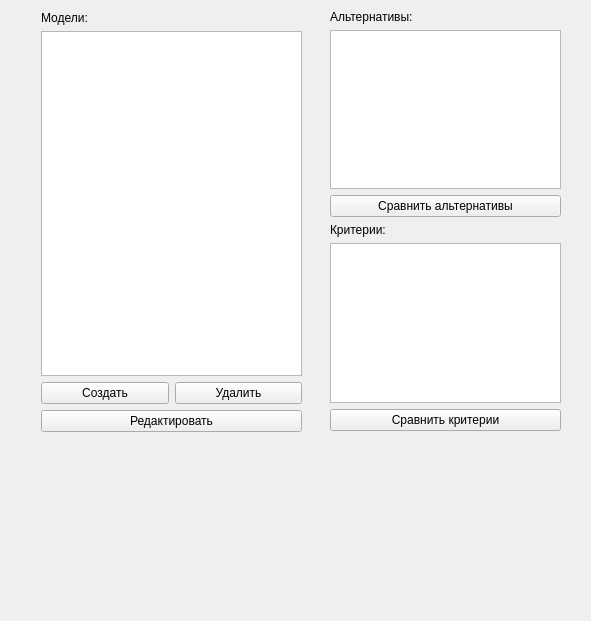
braubergiag/decision-models, file trunk/core/src/ui/StartMenu.ui: the form before one commit.
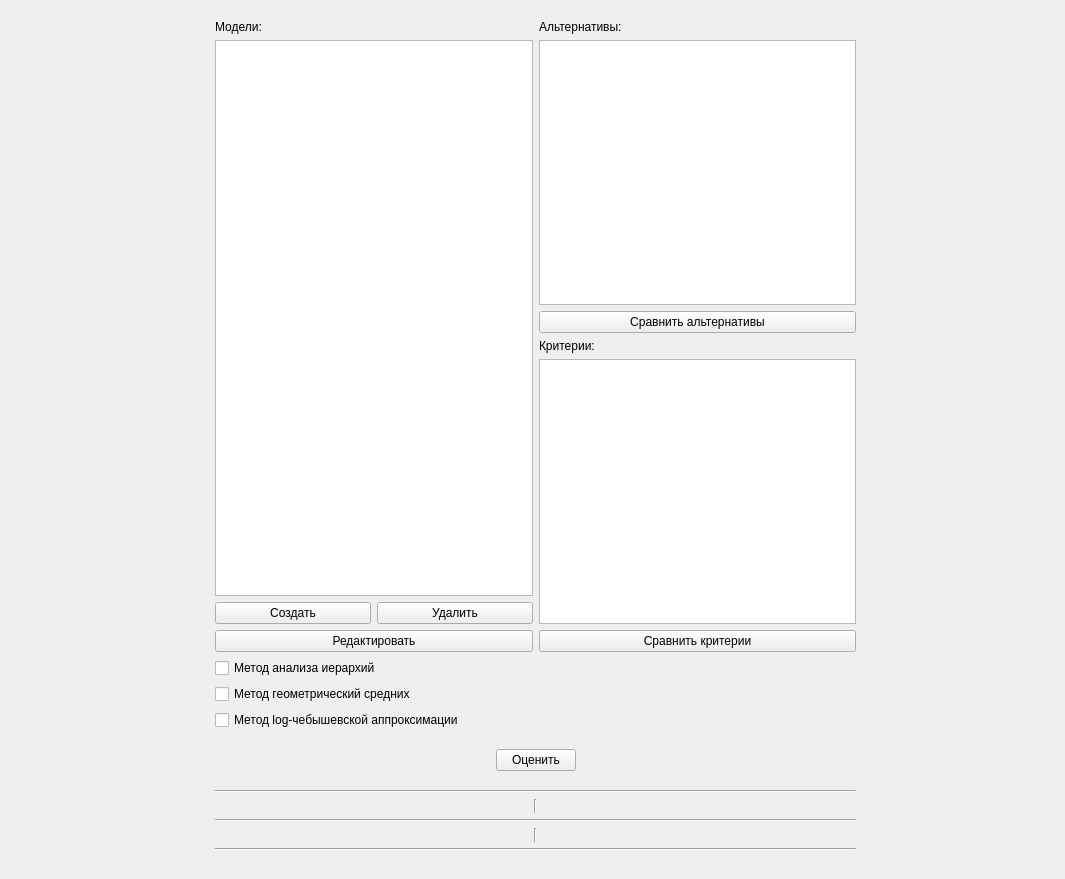
The form after the commit.

What changed in the file:
```diff
--- a/trunk/core/src/ui/StartMenu.ui
+++ b/trunk/core/src/ui/StartMenu.ui
@@ -6,101 +6,257 @@
    <rect>
     <x>0</x>
     <y>0</y>
-    <width>591</width>
-    <height>621</height>
+    <width>1065</width>
+    <height>879</height>
    </rect>
   </property>
+  <property name="maximumSize">
+   <size>
+    <width>1200</width>
+    <height>1000</height>
+   </size>
+  </property>
   <property name="windowTitle">
    <string>Модели принятия решений</string>
   </property>
-  <widget class="QWidget" name="layoutWidget">
-   <property name="geometry">
-    <rect>
-     <x>330</x>
-     <y>10</y>
-     <width>231</width>
-     <height>421</height>
-    </rect>
-   </property>
-   <layout class="QVBoxLayout" name="verticalLayout_2">
-    <item>
-     <widget class="QLabel" name="label_2">
-      <property name="text">
-       <string>Альтернативы:</string>
-      </property>
-     </widget>
-    </item>
-    <item>
-     <widget class="QListWidget" name="alternativesList"/>
-    </item>
-    <item>
-     <widget class="QPushButton" name="compareAlternativesButton">
-      <property name="text">
-       <string>Сравнить альтернативы</string>
-      </property>
-     </widget>
-    </item>
-    <item>
-     <widget class="QLabel" name="label_3">
-      <property name="text">
-       <string>Критерии:</string>
-      </property>
-     </widget>
-    </item>
-    <item>
-     <widget class="QListWidget" name="criteriaList"/>
-    </item>
-    <item>
-     <widget class="QPushButton" name="compareCriteriaButton">
-      <property name="text">
-       <string>Сравнить критерии</string>
-      </property>
-     </widget>
-    </item>
-   </layout>
-  </widget>
   <widget class="QWidget" name="">
    <property name="geometry">
     <rect>
-     <x>41</x>
-     <y>11</y>
-     <width>261</width>
-     <height>421</height>
+     <x>215</x>
+     <y>20</y>
+     <width>641</width>
+     <height>831</height>
     </rect>
    </property>
-   <layout class="QVBoxLayout" name="verticalLayout">
+   <layout class="QVBoxLayout" name="verticalLayout_5">
     <item>
-     <widget class="QLabel" name="label">
-      <property name="text">
-       <string>Модели:</string>
+     <layout class="QHBoxLayout" name="horizontalLayout_3">
+      <item>
+       <layout class="QVBoxLayout" name="verticalLayout">
+        <item>
+         <widget class="QLabel" name="label">
+          <property name="text">
+           <string>Модели:</string>
+          </property>
+         </widget>
+        </item>
+        <item>
+         <widget class="QListWidget" name="modelsList"/>
+        </item>
+        <item>
+         <layout class="QHBoxLayout" name="horizontalLayout">
+          <item>
+           <widget class="QPushButton" name="createModelButton">
+            <property name="text">
+             <string>Создать</string>
+            </property>
+           </widget>
+          </item>
+          <item>
+           <widget class="QPushButton" name="deleteModelButton">
+            <property name="text">
+             <string>Удалить</string>
+            </property>
+           </widget>
+          </item>
+         </layout>
+        </item>
+        <item>
+         <widget class="QPushButton" name="editModelButton">
+          <property name="text">
+           <string>Редактировать</string>
+          </property>
+         </widget>
+        </item>
+       </layout>
+      </item>
+      <item>
+       <layout class="QVBoxLayout" name="verticalLayout_2">
+        <item>
+         <widget class="QLabel" name="label_2">
+          <property name="text">
+           <string>Альтернативы:</string>
+          </property>
+         </widget>
+        </item>
+        <item>
+         <widget class="QListWidget" name="alternativesList"/>
+        </item>
+        <item>
+         <widget class="QPushButton" name="compareAlternativesButton">
+          <property name="text">
+           <string>Сравнить альтернативы</string>
+          </property>
+         </widget>
+        </item>
+        <item>
+         <widget class="QLabel" name="label_3">
+          <property name="text">
+           <string>Критерии:</string>
+          </property>
+         </widget>
+        </item>
+        <item>
+         <widget class="QListWidget" name="criteriaList"/>
+        </item>
+        <item>
+         <widget class="QPushButton" name="compareCriteriaButton">
+          <property name="text">
+           <string>Сравнить критерии</string>
+          </property>
+         </widget>
+        </item>
+       </layout>
+      </item>
+     </layout>
+    </item>
+    <item>
+     <layout class="QVBoxLayout" name="verticalLayout_4">
+      <item>
+       <layout class="QVBoxLayout" name="verticalLayout_3">
+        <item>
+         <widget class="QCheckBox" name="ahpCheckBox">
+          <property name="text">
+           <string>Метод анализа иерархий</string>
+          </property>
+         </widget>
+        </item>
+        <item>
+         <widget class="QCheckBox" name="gmCheckBox">
+          <property name="text">
+           <string>Метод геометрический средних</string>
+          </property>
+         </widget>
+        </item>
+        <item>
+         <widget class="QCheckBox" name="tmCheckBox">
+          <property name="text">
+           <string>Метод log-чебышевской аппроксимации</string>
+          </property>
+         </widget>
+        </item>
+        <item>
+         <layout class="QHBoxLayout" name="horizontalLayout_4">
+          <item>
+           <spacer name="horizontalSpacer">
+            <property name="orientation">
+             <enum>Qt::Horizontal</enum>
+            </property>
+            <property name="sizeHint" stdset="0">
+             <size>
+              <width>108</width>
+              <height>48</height>
+             </size>
+            </property>
+           </spacer>
+          </item>
+          <item>
+           <widget class="QPushButton" name="estimateButton">
+            <property name="minimumSize">
+             <size>
+              <width>0</width>
+              <height>0</height>
+             </size>
+            </property>
+            <property name="text">
+             <string>Оценить</string>
+            </property>
+           </widget>
+          </item>
+          <item>
+           <spacer name="horizontalSpacer_2">
+            <property name="orientation">
+             <enum>Qt::Horizontal</enum>
+            </property>
+            <property name="sizeHint" stdset="0">
+             <size>
+              <width>40</width>
+              <height>20</height>
+             </size>
+            </property>
+           </spacer>
+          </item>
+         </layout>
+        </item>
+       </layout>
+      </item>
+     </layout>
+    </item>
+    <item>
+     <widget class="Line" name="line_4">
+      <property name="orientation">
+       <enum>Qt::Horizontal</enum>
       </property>
      </widget>
     </item>
     <item>
-     <widget class="QListWidget" name="modelsList"/>
-    </item>
-    <item>
-     <layout class="QHBoxLayout" name="horizontalLayout">
+     <layout class="QVBoxLayout" name="verticalLayout_6">
       <item>
-       <widget class="QPushButton" name="createModelButton">
-        <property name="text">
-         <string>Создать</string>
+       <layout class="QHBoxLayout" name="horizontalLayout_2">
+        <property name="sizeConstraint">
+         <enum>QLayout::SetMaximumSize</enum>
         </property>
-       </widget>
+        <item>
+         <widget class="QLabel" name="ahpLabel">
+          <property name="text">
+           <string/>
+          </property>
+         </widget>
+        </item>
+        <item>
+         <widget class="Line" name="line">
+          <property name="orientation">
+           <enum>Qt::Vertical</enum>
+          </property>
+         </widget>
+        </item>
+        <item>
+         <widget class="QLabel" name="gmLabel">
+          <property name="text">
+           <string/>
+          </property>
+         </widget>
+        </item>
+       </layout>
       </item>
       <item>
-       <widget class="QPushButton" name="deleteModelButton">
-        <property name="text">
-         <string>Удалить</string>
+       <widget class="Line" name="line_2">
+        <property name="orientation">
+         <enum>Qt::Horizontal</enum>
         </property>
        </widget>
       </item>
+      <item>
+       <layout class="QHBoxLayout" name="horizontalLayout_5">
+        <item>
+         <widget class="QLabel" name="tmBestLabel">
+          <property name="text">
+           <string/>
+          </property>
+         </widget>
+        </item>
+        <item>
+         <widget class="Line" name="line_3">
+          <property name="orientation">
+           <enum>Qt::Vertical</enum>
+          </property>
+         </widget>
+        </item>
+        <item>
+         <widget class="QLabel" name="tmWorstLabel">
+          <property name="text">
+           <string/>
+          </property>
+         </widget>
+        </item>
+       </layout>
+      </item>
      </layout>
     </item>
     <item>
-     <widget class="QPushButton" name="editModelButton">
-      <property name="text">
-       <string>Редактировать</string>
+     <widget class="Line" name="line_5">
+      <property name="orientation">
+       <enum>Qt::Horizontal</enum>
       </property>
      </widget>
     </item>
```
